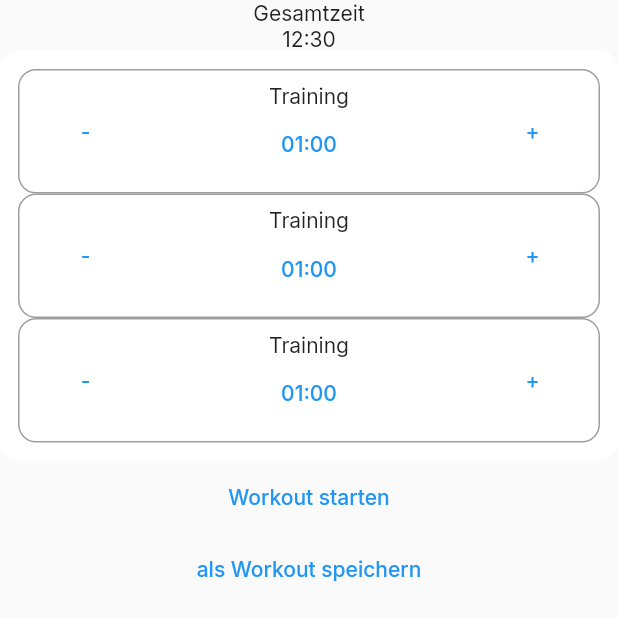
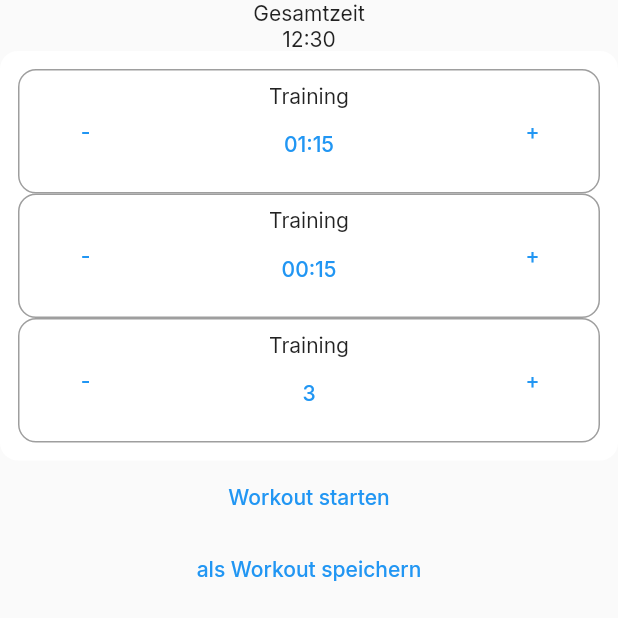
Before and after one commit to NkITaa/interval_timer, a Flutter app: the screen it shows after launch, item 2 of the bottom bar chosen, on a phone screen of 412 x 824 dp, the top half of it. Run offline on Flutter 3.47's test engine with Material 2 defaults, Android fonts, the phone set to English and light mode, and no system bars; our stand-ins replace flutter_tabler_icons, google_fonts; generated files the repository leaves out were written again.

Commit message:
abstracted increment decrement button

```diff
--- a/lib/components/increment_decrement_button.dart
+++ b/lib/components/increment_decrement_button.dart
@@ -2,7 +2,8 @@ import 'package:flutter/material.dart';
 import 'package:intl/intl.dart';
 
 class IncrementDecrementButton extends StatefulWidget {
-  const IncrementDecrementButton({super.key});
+  final String type;
+  const IncrementDecrementButton({super.key, required this.type});
 
   @override
   State<IncrementDecrementButton> createState() =>
@@ -10,7 +11,21 @@ class IncrementDecrementButton extends StatefulWidget {
 }
 
 class _IncrementDecrementButtonState extends State<IncrementDecrementButton> {
-  DateTime minutes = DateTime(0, 0, 0, 0, 1, 0);
+  late DateTime? minutes;
+  late int? sets;
+
+  @override
+  void initState() {
+    super.initState();
+    if (widget.type == "training") {
+      minutes = DateTime(0, 0, 0, 0, 1, 15);
+    } else if (widget.type == "pause") {
+      minutes = DateTime(0, 0, 0, 0, 0, 15);
+    } else if (widget.type == "set") {
+      sets = 3;
+    }
+  }
+
   @override
   Widget build(BuildContext context) {
     return Container(
@@ -26,7 +41,11 @@ class _IncrementDecrementButtonState extends State<IncrementDecrementButton> {
           TextButton(
             onPressed: () {
               setState(() {
-                minutes = minutes.subtract(const Duration(seconds: 15));
+                if (widget.type != "set") {
+                  minutes = minutes!.subtract(const Duration(seconds: 15));
+                } else {
+                  sets = sets! - 1;
+                }
               });
             },
             child: const Text('-'),
@@ -40,7 +59,9 @@ class _IncrementDecrementButtonState extends State<IncrementDecrementButton> {
                   style: TextButton.styleFrom(
                     padding: const EdgeInsets.all(0),
                   ),
-                  child: Text(DateFormat('mm:ss').format(minutes)),
+                  child: Text(widget.type != "set"
+                      ? DateFormat('mm:ss').format(minutes!)
+                      : sets.toString()),
                   onPressed: () {},
                 ),
               ],
@@ -49,7 +70,11 @@ class _IncrementDecrementButtonState extends State<IncrementDecrementButton> {
           TextButton(
             onPressed: () {
               setState(() {
-                minutes = minutes.add(const Duration(seconds: 15));
+                if (widget.type != "set") {
+                  minutes = minutes!.add(const Duration(seconds: 15));
+                } else {
+                  sets = sets! + 1;
+                }
               });
             },
             child: const Text('+'),
--- a/lib/components/workout_times_container.dart
+++ b/lib/components/workout_times_container.dart
@@ -15,9 +15,15 @@ class WorkoutTimesContainer extends StatelessWidget {
       ),
       child: const Column(
         children: [
-          IncrementDecrementButton(),
-          IncrementDecrementButton(),
-          IncrementDecrementButton(),
+          IncrementDecrementButton(
+            type: "training",
+          ),
+          IncrementDecrementButton(
+            type: "pause",
+          ),
+          IncrementDecrementButton(
+            type: "set",
+          ),
         ],
       ),
     );
```
